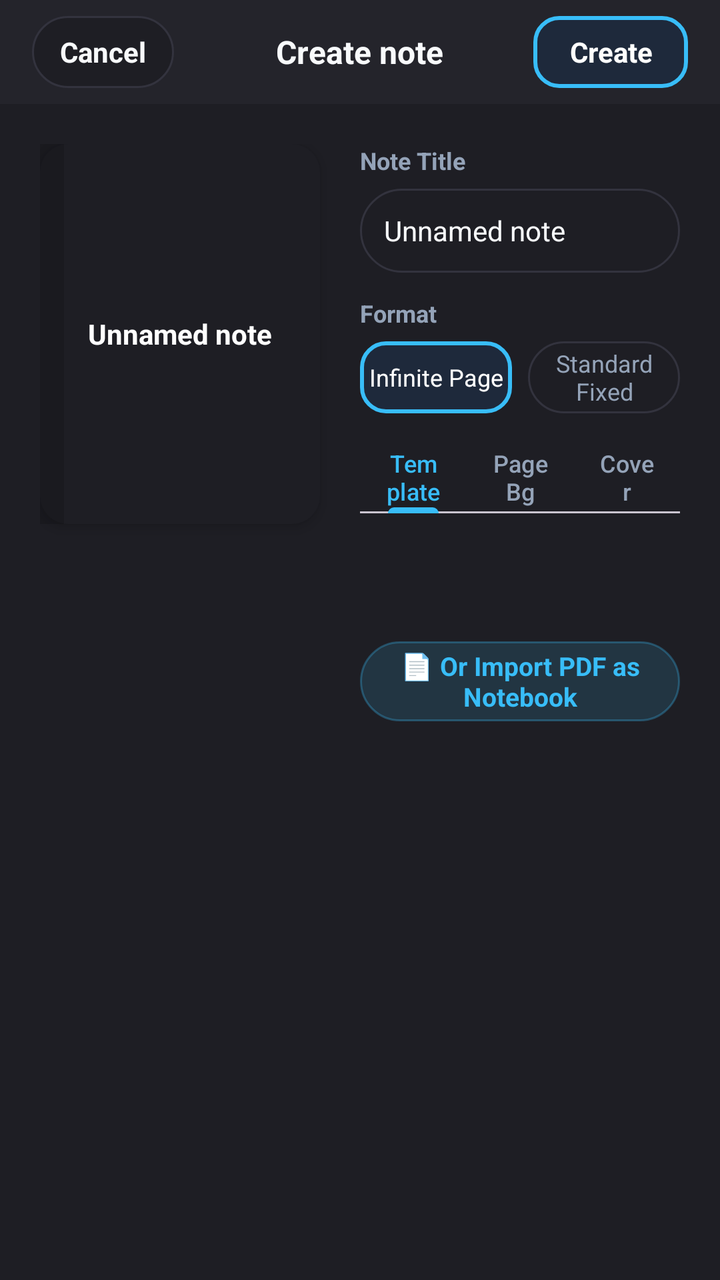
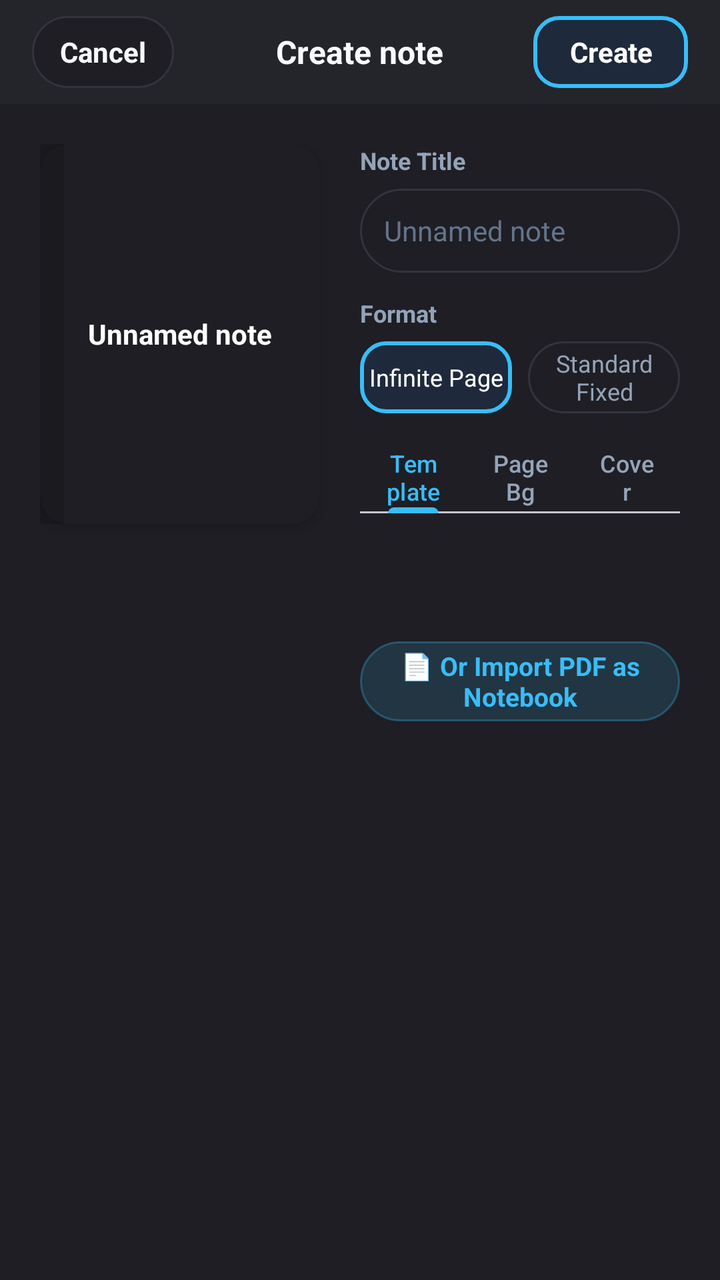

An Android layout rendered at two revisions. The XML below is the earlier revision; the diff shows what the commit changed to produce the second picture.
<!-- AndroidManifest.xml: application theme Theme.OpenNotes -->
<!-- res/layout/dialog_create_notebook.xml -->
<?xml version="1.0" encoding="utf-8"?>
<LinearLayout xmlns:android="http://schemas.android.com/apk/res/android"
    xmlns:app="http://schemas.android.com/apk/res-auto"
    android:layout_width="match_parent"
    android:layout_height="wrap_content"
    android:orientation="vertical"
    android:background="@color/surface">

    
    <RelativeLayout
        android:layout_width="match_parent"
        android:layout_height="52dp"
        android:paddingHorizontal="16dp"
        android:background="@color/surface_elevated">

        <TextView
            android:id="@+id/btnCancelCreate"
            android:layout_width="wrap_content"
            android:layout_height="36dp"
            android:layout_alignParentStart="true"
            android:layout_centerVertical="true"
            android:gravity="center"
            android:paddingHorizontal="14dp"
            android:text="Cancel"
            android:textColor="@color/text_primary"
            android:textSize="14sp"
            android:textStyle="bold"
            android:background="@drawable/bg_floating_pill" />

        <TextView
            android:layout_width="wrap_content"
            android:layout_height="wrap_content"
            android:layout_centerInParent="true"
            android:text="Create note"
            android:textColor="@color/text_primary"
            android:textSize="16sp"
            android:textStyle="bold" />

        <TextView
            android:id="@+id/btnConfirmCreate"
            android:layout_width="wrap_content"
            android:layout_height="36dp"
            android:layout_alignParentEnd="true"
            android:layout_centerVertical="true"
            android:gravity="center"
            android:paddingHorizontal="18dp"
            android:text="Create"
            android:textColor="#FFFFFF"
            android:textSize="14sp"
            android:textStyle="bold"
            android:background="@drawable/bg_tool_button_active" />
    </RelativeLayout>

    <LinearLayout
        android:layout_width="match_parent"
        android:layout_height="wrap_content"
        android:orientation="horizontal"
        android:padding="20dp">

        
        <FrameLayout
            android:id="@+id/previewCoverBox"
            android:layout_width="140dp"
            android:layout_height="190dp"
            android:background="@drawable/bg_notebook_cover"
            android:elevation="4dp">

            <View
                android:layout_width="12dp"
                android:layout_height="match_parent"
                android:background="#22000000" />

            <TextView
                android:id="@+id/textPreviewTitle"
                android:layout_width="wrap_content"
                android:layout_height="wrap_content"
                android:layout_gravity="center"
                android:padding="12dp"
                android:gravity="center"
                android:text="Unnamed note"
                android:textColor="#FFFFFF"
                android:textSize="14sp"
                android:textStyle="bold" />
        </FrameLayout>

        
        <LinearLayout
            android:layout_width="0dp"
            android:layout_height="wrap_content"
            android:layout_weight="1"
            android:layout_marginStart="20dp"
            android:orientation="vertical">

            
            <TextView
                android:layout_width="wrap_content"
                android:layout_height="wrap_content"
                android:text="Note Title"
                android:textColor="@color/text_secondary"
                android:textSize="12sp"
                android:textStyle="bold" />

            <EditText
                android:id="@+id/editNotebookTitle"
                android:layout_width="match_parent"
                android:layout_height="42dp"
                android:layout_marginTop="6dp"
                android:background="@drawable/bg_search_bar"
                android:hint="Enter note title"
                android:paddingHorizontal="12dp"
                android:text="Unnamed note"
                android:textColor="@color/text_primary"
                android:textColorHint="@color/text_hint"
                android:textSize="14sp"
                android:inputType="textCapWords" />

            
            <TextView
                android:layout_width="wrap_content"
                android:layout_height="wrap_content"
                android:text="Format"
                android:textColor="@color/text_secondary"
                android:textSize="12sp"
                android:textStyle="bold"
                android:layout_marginTop="12dp" />

            <LinearLayout
                android:layout_width="match_parent"
                android:layout_height="36dp"
                android:layout_marginTop="6dp"
                android:orientation="horizontal">

                <TextView
                    android:id="@+id/btnFormatInfinite"
                    android:layout_width="0dp"
                    android:layout_height="match_parent"
                    android:layout_weight="1"
                    android:gravity="center"
                    android:text="Infinite Page"
                    android:textColor="#FFFFFF"
                    android:textSize="12sp"
                    android:background="@drawable/bg_tool_button_active" />

                <TextView
                    android:id="@+id/btnFormatStandard"
                    android:layout_width="0dp"
                    android:layout_height="match_parent"
                    android:layout_weight="1"
                    android:layout_marginStart="8dp"
                    android:gravity="center"
                    android:text="Standard Fixed"
                    android:textColor="@color/text_secondary"
                    android:textSize="12sp"
                    android:background="@drawable/bg_floating_pill" />
            </LinearLayout>

            
            <com.google.android.material.tabs.TabLayout
                android:id="@+id/tabLayoutCreate"
                android:layout_width="match_parent"
                android:layout_height="36dp"
                android:layout_marginTop="14dp"
                app:tabIndicatorColor="@color/accent"
                app:tabSelectedTextColor="@color/accent"
                app:tabTextColor="@color/text_secondary"
                app:tabMode="fixed"
                app:tabGravity="fill">

                <com.google.android.material.tabs.TabItem
                    android:layout_width="wrap_content"
                    android:layout_height="wrap_content"
                    android:text="Template" />

                <com.google.android.material.tabs.TabItem
                    android:layout_width="wrap_content"
                    android:layout_height="wrap_content"
                    android:text="Page Bg" />

                <com.google.android.material.tabs.TabItem
                    android:layout_width="wrap_content"
                    android:layout_height="wrap_content"
                    android:text="Cover" />
            </com.google.android.material.tabs.TabLayout>

            <FrameLayout
                android:layout_width="match_parent"
                android:layout_height="wrap_content"
                android:layout_marginTop="10dp">

                
                <HorizontalScrollView
                    android:id="@+id/containerTemplateChoices"
                    android:layout_width="match_parent"
                    android:layout_height="wrap_content"
                    android:scrollbars="none">

                    <LinearLayout
                        android:id="@+id/layoutTemplateButtons"
                        android:layout_width="wrap_content"
                        android:layout_height="38dp"
                        android:orientation="horizontal"
                        android:gravity="center_vertical" />
                </HorizontalScrollView>

                
                <HorizontalScrollView
                    android:id="@+id/containerPageBgChoices"
                    android:layout_width="match_parent"
                    android:layout_height="wrap_content"
                    android:scrollbars="none"
                    android:visibility="gone">

                    <LinearLayout
                        android:id="@+id/layoutPageBgButtons"
                        android:layout_width="wrap_content"
                        android:layout_height="38dp"
                        android:orientation="horizontal"
                        android:gravity="center_vertical" />
                </HorizontalScrollView>

                
                <HorizontalScrollView
                    android:id="@+id/containerColorChoices"
                    android:layout_width="match_parent"
                    android:layout_height="wrap_content"
                    android:scrollbars="none"
                    android:visibility="gone">

                    <LinearLayout
                        android:id="@+id/layoutColorButtons"
                        android:layout_width="wrap_content"
                        android:layout_height="38dp"
                        android:orientation="horizontal"
                        android:gravity="center_vertical" />
                </HorizontalScrollView>
            </FrameLayout>

            
            <TextView
                android:id="@+id/btnImportPdfInDialog"
                android:layout_width="match_parent"
                android:layout_height="40dp"
                android:layout_marginTop="16dp"
                android:gravity="center"
                android:background="@drawable/bg_pill_accent"
                android:text="📄 Or Import PDF as Notebook"
                android:textColor="@color/accent"
                android:textSize="13sp"
                android:textStyle="bold" />

        </LinearLayout>
    </LinearLayout>

</LinearLayout>
<!-- resources referenced by this layout -->
<resources>
  <color name="accent">#38BDF8</color>
  <color name="surface">#1E1E24</color>
  <color name="surface_elevated">#24242B</color>
  <color name="text_hint">#64748B</color>
  <color name="text_primary">#F8FAFC</color>
  <color name="text_secondary">#94A3B8</color>
  <!-- drawable bg_floating_pill (drawable) -->
  <?xml version="1.0" encoding="utf-8"?>
  <shape xmlns:android="http://schemas.android.com/apk/res/android"
      android:shape="rectangle">
      <corners android:radius="24dp" />
      <solid android:color="@color/surface" />
      <stroke
          android:width="1dp"
          android:color="@color/divider" />
  </shape>
  <!-- drawable bg_notebook_cover (drawable) -->
  <?xml version="1.0" encoding="utf-8"?>
  <shape xmlns:android="http://schemas.android.com/apk/res/android"
      android:shape="rectangle">
      <corners android:radius="14dp" />
      <solid android:color="@color/surface" />
  </shape>
  <!-- drawable bg_pill_accent (drawable) -->
  <?xml version="1.0" encoding="utf-8"?>
  <shape xmlns:android="http://schemas.android.com/apk/res/android"
      android:shape="rectangle">
      <corners android:radius="22dp" />
      <solid android:color="#2438BDF8" />
      <stroke android:width="1dp" android:color="#4D38BDF8" />
  </shape>
  <!-- drawable bg_search_bar (drawable) -->
  <?xml version="1.0" encoding="utf-8"?>
  <shape xmlns:android="http://schemas.android.com/apk/res/android"
      android:shape="rectangle">
      <corners android:radius="24dp" />
      <solid android:color="@color/surface" />
      <stroke android:width="1dp" android:color="@color/divider" />
  </shape>
  <!-- drawable bg_tool_button_active (drawable) -->
  <?xml version="1.0" encoding="utf-8"?>
  <shape xmlns:android="http://schemas.android.com/apk/res/android"
      android:shape="rectangle">
      <corners android:radius="12dp" />
      <solid android:color="@color/accent_light" />
      <stroke android:width="2dp" android:color="@color/accent" />
  </shape>
  <color name="divider">#33333E</color>
  <color name="accent_light">#1E293B</color>
  <color name="accent_blue">#3B82F6</color>
  <color name="surface_variant">#2A2A32</color>
  <color name="window_background">#121214</color>
  <color name="surface_card">#24242B</color>
  <style name="Widget.OpenNotes.DialogButton.Positive" parent="Widget.Material3.Button.TextButton.Dialog">
          <item name="android:textColor">@color/accent</item>
          <item name="android:textStyle">bold</item>
          <item name="android:textSize">14sp</item>
          <item name="android:textAllCaps">false</item>
      </style>
  <style name="Widget.OpenNotes.DialogButton.Negative" parent="Widget.Material3.Button.TextButton.Dialog">
          <item name="android:textColor">@color/text_primary</item>
          <item name="android:textStyle">bold</item>
          <item name="android:textSize">14sp</item>
          <item name="android:textAllCaps">false</item>
      </style>
  <style name="Widget.OpenNotes.DialogButton.Neutral" parent="Widget.Material3.Button.TextButton.Dialog">
          <item name="android:textColor">@color/text_secondary</item>
          <item name="android:textSize">14sp</item>
          <item name="android:textAllCaps">false</item>
      </style>
  <!-- unchanged entries left out for length: 2 -->
</resources>

<!-- the commit's change to res/layout/dialog_create_notebook.xml (unified diff, before → after) -->
@@ -106,12 +106,12 @@
                 android:layout_height="42dp"
                 android:layout_marginTop="6dp"
                 android:background="@drawable/bg_search_bar"
-                android:hint="Enter note title"
+                android:hint="Unnamed note"
                 android:paddingHorizontal="12dp"
-                android:text="Unnamed note"
                 android:textColor="@color/text_primary"
                 android:textColorHint="@color/text_hint"
                 android:textSize="14sp"
+                android:selectAllOnFocus="true"
                 android:inputType="textCapWords" />
 
             
